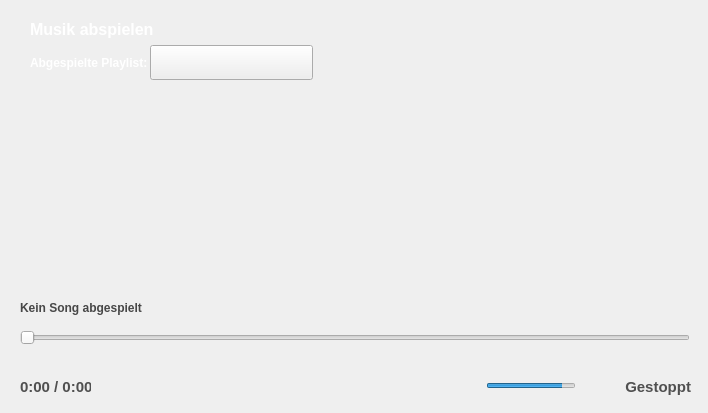
Qt form playmusicwindow.ui (xxmicloxx/GSPlayerQT) before a commit.
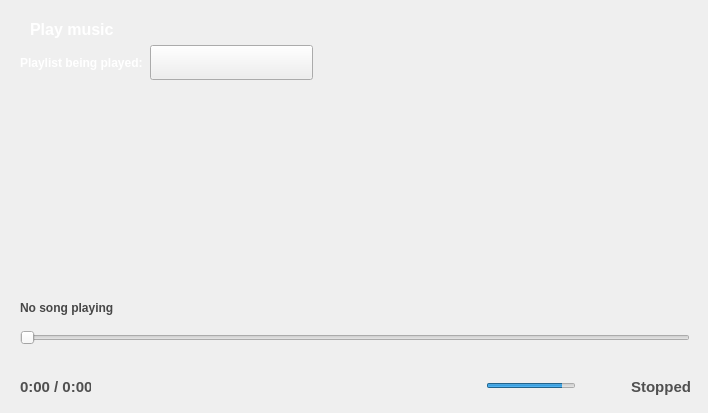
The same form after that commit. Icons and pictures are not drawn.

```diff
--- a/playmusicwindow.ui
+++ b/playmusicwindow.ui
@@ -11,7 +11,7 @@
    </rect>
   </property>
   <property name="windowTitle">
-   <string>GSP - Musik abspielen</string>
+   <string>GSP - Play music</string>
   </property>
   <property name="styleSheet">
    <string notr="true">#sldVolume:groove:horizontal {
@@ -155,20 +155,20 @@
      </rect>
     </property>
     <property name="text">
-     <string>Musik abspielen</string>
+     <string>Play music</string>
     </property>
    </widget>
    <widget class="QLabel" name="lblPlayedPlaylist">
     <property name="geometry">
      <rect>
-      <x>30</x>
+      <x>20</x>
       <y>55</y>
-      <width>121</width>
+      <width>131</width>
       <height>16</height>
      </rect>
     </property>
     <property name="text">
-     <string>Abgespielte Playlist:</string>
+     <string>Playlist being played:</string>
     </property>
    </widget>
    <widget class="QComboBox" name="cmbPlaylists">
@@ -191,7 +191,7 @@
      </rect>
     </property>
     <property name="text">
-     <string>Kein Song abgespielt</string>
+     <string>No song playing</string>
     </property>
    </widget>
    <widget class="QLabel" name="lblCoverBeforeBackground">
@@ -461,7 +461,7 @@
      </rect>
     </property>
     <property name="text">
-     <string>Gestoppt</string>
+     <string>Stopped</string>
     </property>
     <property name="alignment">
      <set>Qt::AlignRight|Qt::AlignTrailing|Qt::AlignVCenter</set>
```
